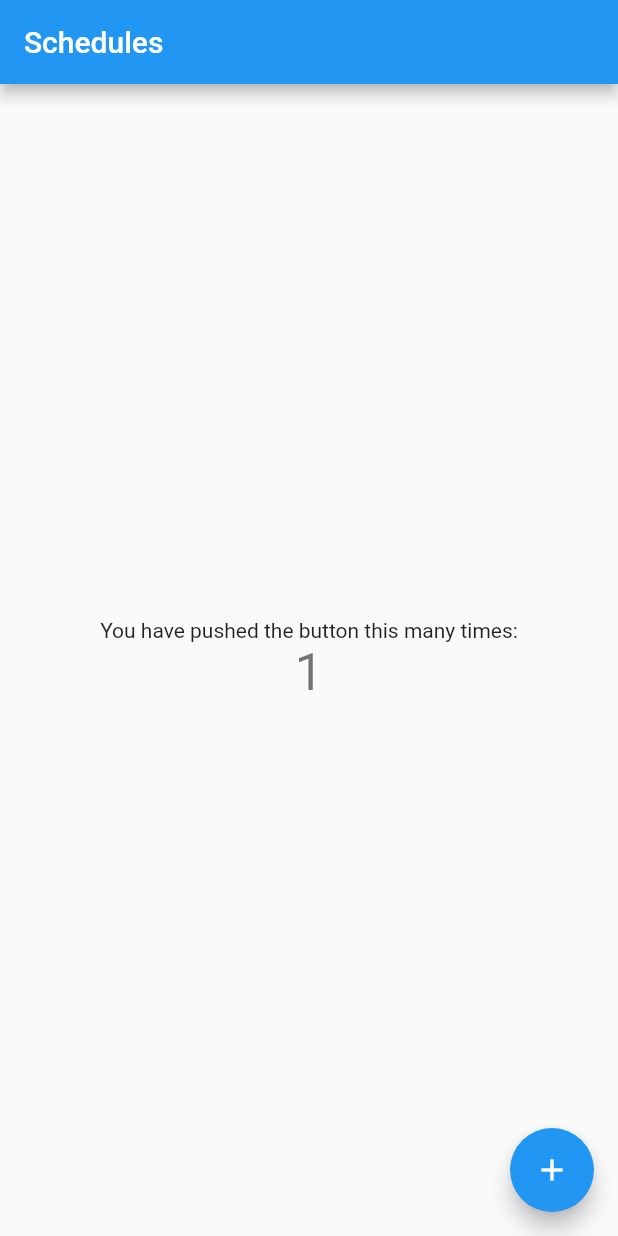
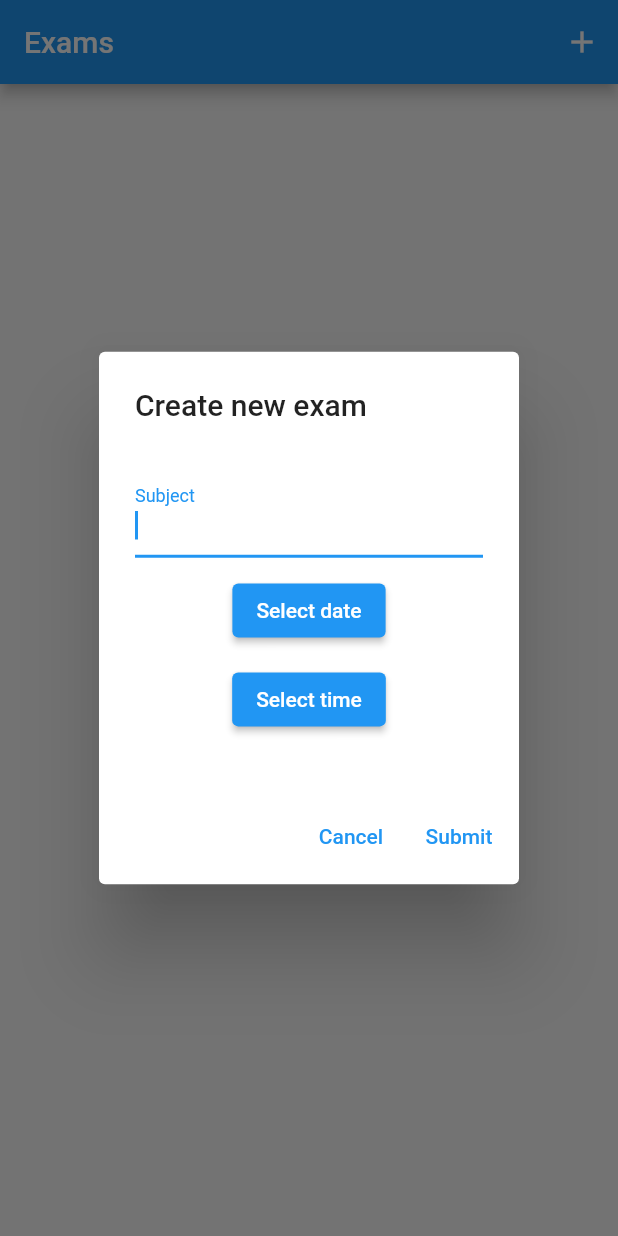
Before and after one commit to stefan-dimitrovski/ExamCalendar, a Flutter app: the screen it shows after launch, after a tap on the "add" icon, on a phone screen of 412 x 824 dp. Run offline on Flutter 3.47's test engine with Material 2 defaults, Android fonts, the phone set to English and light mode, and no system bars.

Commit message:
implemented exam adding

```diff
--- a/lib/main.dart
+++ b/lib/main.dart
@@ -11,12 +11,12 @@ class MyApp extends StatelessWidget {
   @override
   Widget build(BuildContext context) {
     return MaterialApp(
-      title: 'Flutter Demo',
+      title: 'Exam Calendar',
       debugShowCheckedModeBanner: false,
       theme: ThemeData(
         primarySwatch: Colors.blue,
       ),
-      home: const MyHomePage(title: 'Schedules'),
+      home: const MyHomePage(title: 'Exams'),
     );
   }
 }
--- /dev/null
+++ b/lib/models/exam.dart
@@ -0,0 +1,31 @@
+class Exam {
+  String subject;
+  DateTime date;
+
+  Exam(this.subject, this.date) {
+    subject = subject;
+    date = date;
+  }
+
+  String get getSubject => subject;
+  String get getDate {
+    String year = date.year.toString();
+    String month = date.month.toString();
+    if (month.length == 1) {
+      month = "0" + month;
+    }
+    String day = date.day.toString();
+    if (day.length == 1) {
+      day = "0" + day;
+    }
+    String hour = date.hour.toString();
+    if (hour.length == 1) {
+      hour = "0" + hour;
+    }
+    String minute = date.minute.toString();
+    if (minute.length == 1) {
+      minute = "0" + minute;
+    }
+    return "$day/$month/$year $hour:$minute";
+  }
+}
--- a/lib/screens/home_screen.dart
+++ b/lib/screens/home_screen.dart
@@ -1,21 +1,114 @@
+import 'package:exam_calendar/models/exam.dart';
 import 'package:flutter/material.dart';
 
 class MyHomePage extends StatefulWidget {
+  final String title;
+
   const MyHomePage({Key? key, required this.title}) : super(key: key);
-
-  final String title;
 
   @override
   State<MyHomePage> createState() => _MyHomePageState();
 }
 
 class _MyHomePageState extends State<MyHomePage> {
-  int _counter = 0;
+  List<Exam> elements = <Exam>[];
 
-  void _incrementCounter() {
-    setState(() {
-      _counter++;
-    });
+  _openDialog() {
+    final _subjectController = TextEditingController();
+    String dateText = '';
+    String timeText = '';
+
+    late DateTime dateTime;
+
+    showDialog(
+      context: context,
+      builder: (BuildContext context) => AlertDialog(
+        title: const Text("Create new exam"),
+        content: SizedBox(
+          height: 200,
+          width: 200,
+          child: Column(
+            mainAxisAlignment: MainAxisAlignment.spaceEvenly,
+            children: [
+              TextField(
+                autofocus: true,
+                controller: _subjectController,
+                decoration: const InputDecoration(
+                  labelText: "Subject",
+                ),
+              ),
+              ElevatedButton(
+                onPressed: () => showDatePicker(
+                  initialDate: DateTime.now(),
+                  firstDate: DateTime(DateTime.now().year - 1),
+                  lastDate: DateTime(DateTime.now().year + 10),
+                  context: context,
+                ).then((date) {
+                  if (date != null) {
+                    String year = date.year.toString();
+                    String month = date.month.toString();
+                    if (date.month < 10) {
+                      month = "0$month";
+                    }
+                    String day = date.day.toString();
+                    if (date.day < 10) {
+                      day = "0$day";
+                    }
+                    dateText = "$year-$month-$day";
+                  }
+                }),
+                child: const Text("Select date"),
+              ),
+              ElevatedButton(
+                onPressed: () => showTimePicker(
+                  context: context,
+                  initialTime: TimeOfDay.now(),
+                ).then(
+                  (date) {
+                    if (date != null) {
+                      String hour = date.hour.toString();
+                      if (hour.length == 1) {
+                        hour = "0$hour";
+                      }
+                      String minute = date.minute.toString();
+                      if (minute.length == 1) {
+                        minute = "0$minute";
+                      }
+                      timeText = "$hour:$minute";
+                    }
+                  },
+                ),
+                child: const Text("Select time"),
+              ),
+            ],
+          ),
+        ),
+        actions: [
+          TextButton(
+            onPressed: () {
+              Navigator.of(context).pop();
+            },
+            child: const Text("Cancel"),
+          ),
+          TextButton(
+            onPressed: () {
+              if (_subjectController.text.isNotEmpty) {
+                if (dateText.isNotEmpty && timeText.isNotEmpty) {
+                  setState(
+                    () {
+                      dateTime = DateTime.parse('$dateText $timeText:00');
+                      elements.add(Exam(_subjectController.text, dateTime));
+                    },
+                  );
+                  Navigator.of(context).pop();
+                }
+              }
+            },
+            child: const Text("Submit"),
+          ),
+        ],
+      ),
+    );
   }
 
   @override
@@ -23,25 +116,33 @@ class _MyHomePageState extends State<MyHomePage> {
     return Scaffold(
       appBar: AppBar(
         title: Text(widget.title),
+        actions: [
+          IconButton(
+            onPressed: () {
+              _openDialog();
+            },
+            tooltip: "Add new Exam",
+            icon: const Icon(
+              Icons.add,
+            ),
+          ),
+        ],
       ),
-      body: Center(
-        child: Column(
-          mainAxisAlignment: MainAxisAlignment.center,
-          children: <Widget>[
-            const Text(
-              'You have pushed the button this many times:',
+      body: ListView.builder(
+        itemCount: elements.length,
+        itemBuilder: (context, index) {
+          return Card(
+            elevation: 3,
+            child: ListTile(
+              title: Text(
+                elements[index].getSubject,
+                style: const TextStyle(fontWeight: FontWeight.bold),
+              ),
+              subtitle: Text(elements[index].getDate),
+              onTap: () {},
             ),
-            Text(
-              '$_counter',
-              style: Theme.of(context).textTheme.headline4,
-            ),
-          ],
-        ),
-      ),
-      floatingActionButton: FloatingActionButton(
-        onPressed: _incrementCounter,
-        tooltip: 'Increment',
-        child: const Icon(Icons.add),
+          );
+        },
       ),
     );
   }
```
